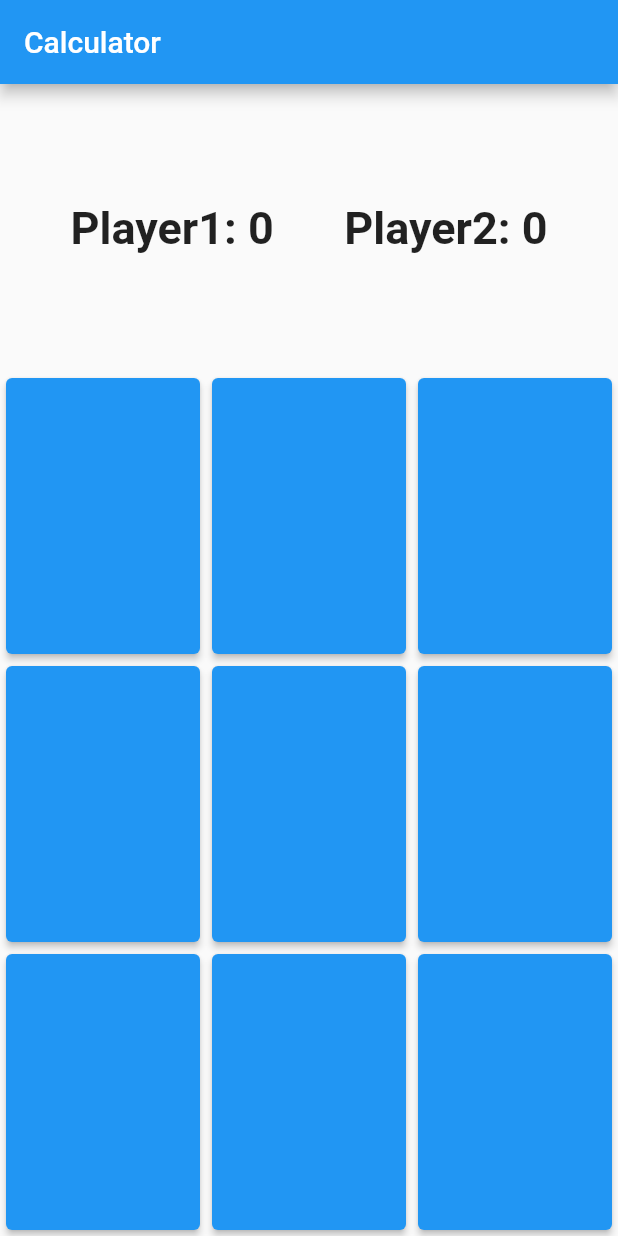
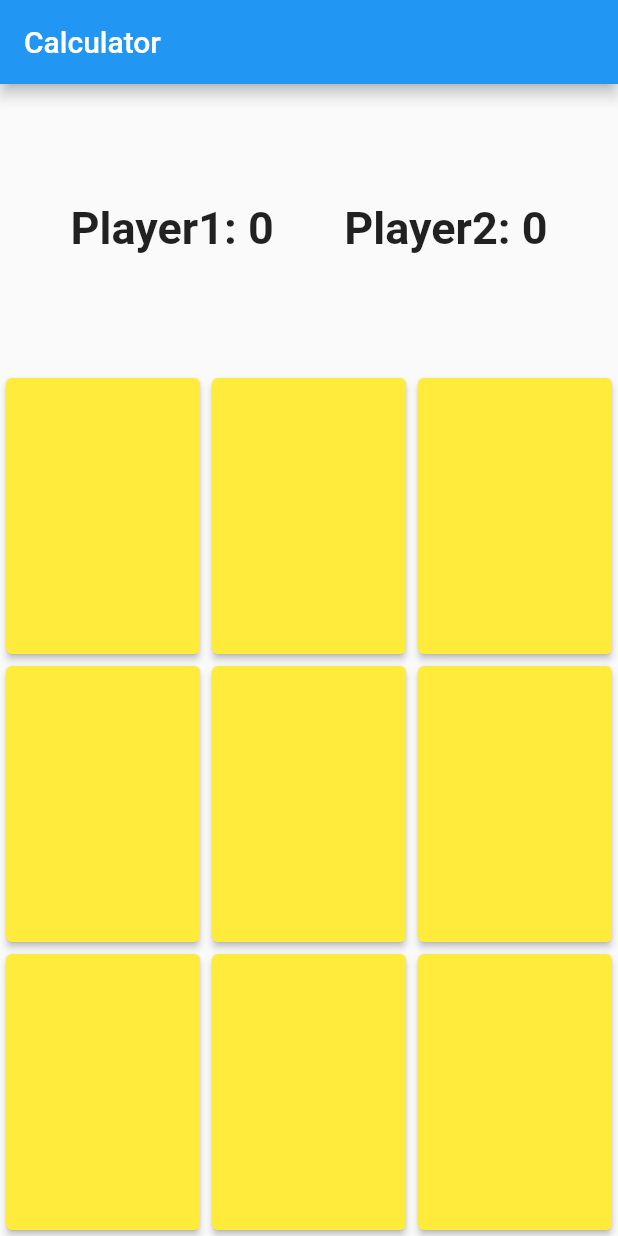
Before and after one commit to A-hmed/git_c9_friday, a Flutter app: the screen it shows after launch, on a phone screen of 412 x 824 dp. Run offline on Flutter 3.47's test engine with Material 2 defaults, Android fonts, the phone set to English and light mode, and no system bars.

Commit message:
Changed background color and font size

```diff
--- a/lib/ui/screens/game_board/xo_button.dart
+++ b/lib/ui/screens/game_board/xo_button.dart
@@ -16,10 +16,10 @@ class XOButton extends StatelessWidget {
             onClick(index);
           },
           style: ButtonStyle(
-              backgroundColor: MaterialStateProperty.all(Colors.blue)),
+              backgroundColor: MaterialStateProperty.all(Colors.yellow)),
           child: Text(
             symbol,
-            style: TextStyle(fontSize: 22, fontWeight: FontWeight.bold),
+            style: TextStyle(fontSize: 24, fontWeight: FontWeight.bold),
           )),
         ));
   }
```
